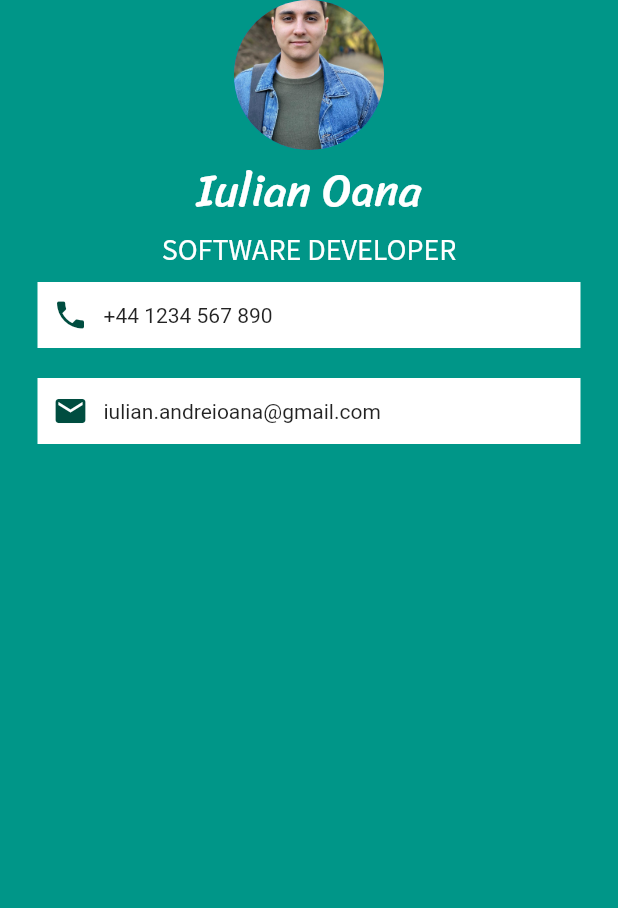
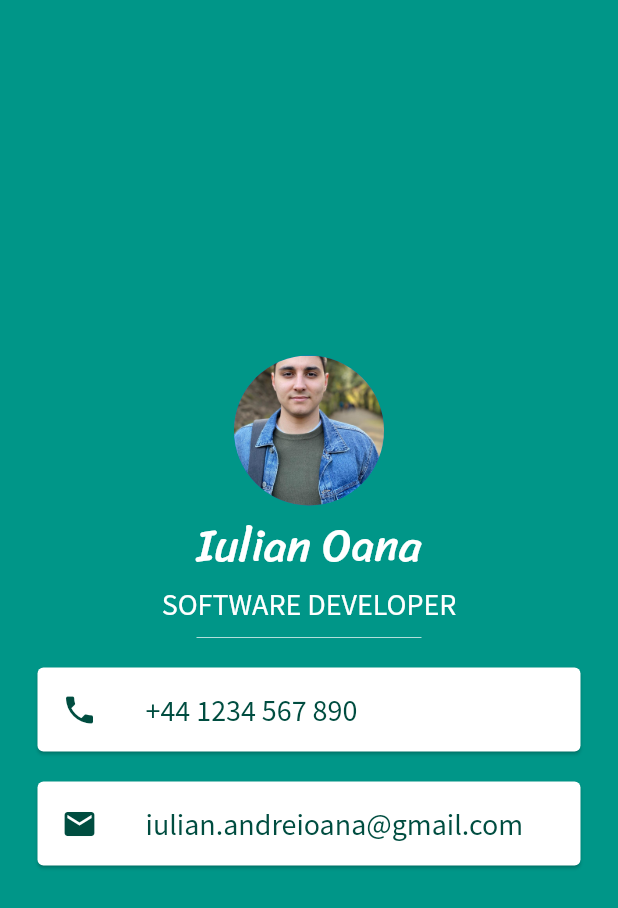
Before and after one commit to codewithiulian/my_card, a Flutter app: the screen it shows after launch, on a phone screen of 412 x 824 dp. Shown: the top 908 px of the screen. Run offline on Flutter 3.47's test engine with Material 2 defaults, Android fonts, the phone set to English and light mode, and no system bars.

Commit message:
Cards ListTiles and Divider

```diff
--- a/lib/main.dart
+++ b/lib/main.dart
@@ -11,6 +11,7 @@ class MyApp extends StatelessWidget {
         backgroundColor: Colors.teal,
         body: SafeArea(
           child: Column(
+            mainAxisAlignment: MainAxisAlignment.center,
             children: <Widget>[
               CircleAvatar(
                 backgroundImage: AssetImage('images/profile.jpeg'),
@@ -32,28 +33,44 @@ class MyApp extends StatelessWidget {
                     fontFamily: 'Source Sans Pro'
                 ),
               ),
-              Container(
-                color: Colors.white,
-                padding: EdgeInsets.all(10.0),
-                margin: EdgeInsets.symmetric(vertical: 10.0, horizontal: 25.0),
-                child: Row(
-                  children: <Widget>[
-                    Icon(Icons.phone, color: Colors.teal.shade900,),
-                    SizedBox(width: 10.0),
-                    Text('+44 1234 567 890'),
-                  ],
+              // Divider: https://api.flutter.dev/flutter/material/Divider-class.html
+              SizedBox(
+                height: 20.0,
+                width: 150.0,
+                child: Divider(
+                  color: Colors.teal.shade100,
                 ),
               ),
-              Container(
+              // Docs - List Tile: https://api.flutter.dev/flutter/material/ListTile-class.html
+              // Docs - Card: https://api.flutter.dev/flutter/material/Card-class.html
+              Card(
                 color: Colors.white,
-                padding: EdgeInsets.all(10.0),
                 margin: EdgeInsets.symmetric(vertical: 10.0, horizontal: 25.0),
-                child: Row(
-                  children: <Widget>[
-                    Icon(Icons.email, color: Colors.teal.shade900,),
-                    SizedBox(width: 10.0),
-                    Text('iulian.andreioana@gmail.com'),
-                  ],
+                child: ListTile(
+                  leading: Icon(Icons.phone, color: Colors.teal.shade900,),
+                  title: Text(
+                    '+44 1234 567 890',
+                    style: TextStyle(
+                        fontSize: 20.0,
+                        color: Colors.teal.shade900,
+                        fontFamily: 'Source Sans Pro'
+                    ),
+                  ),
+                ),
+              ),
+              Card(
+                color: Colors.white,
+                margin: EdgeInsets.symmetric(vertical: 10.0, horizontal: 25.0),
+                child: ListTile(
+                  leading: Icon(Icons.email, color: Colors.teal.shade900,),
+                  title: Text(
+                    'iulian.andreioana@gmail.com',
+                    style: TextStyle(
+                      fontSize: 20.0,
+                      color: Colors.teal.shade900,
+                      fontFamily: 'Source Sans Pro'
+                    ),
+                  ),
                 ),
               ),
             ],
```
